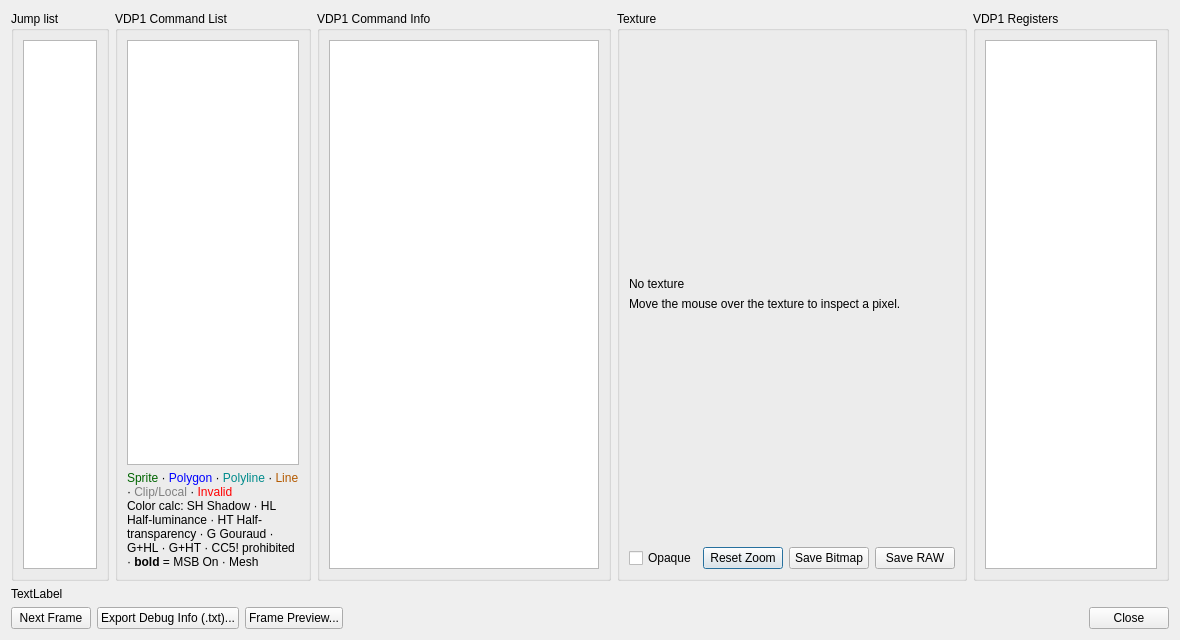
BenjaminSiskoo/Kronos_test, file yabause/src/port/qt/ui/UIDebugVDP1.ui: the form before one commit.
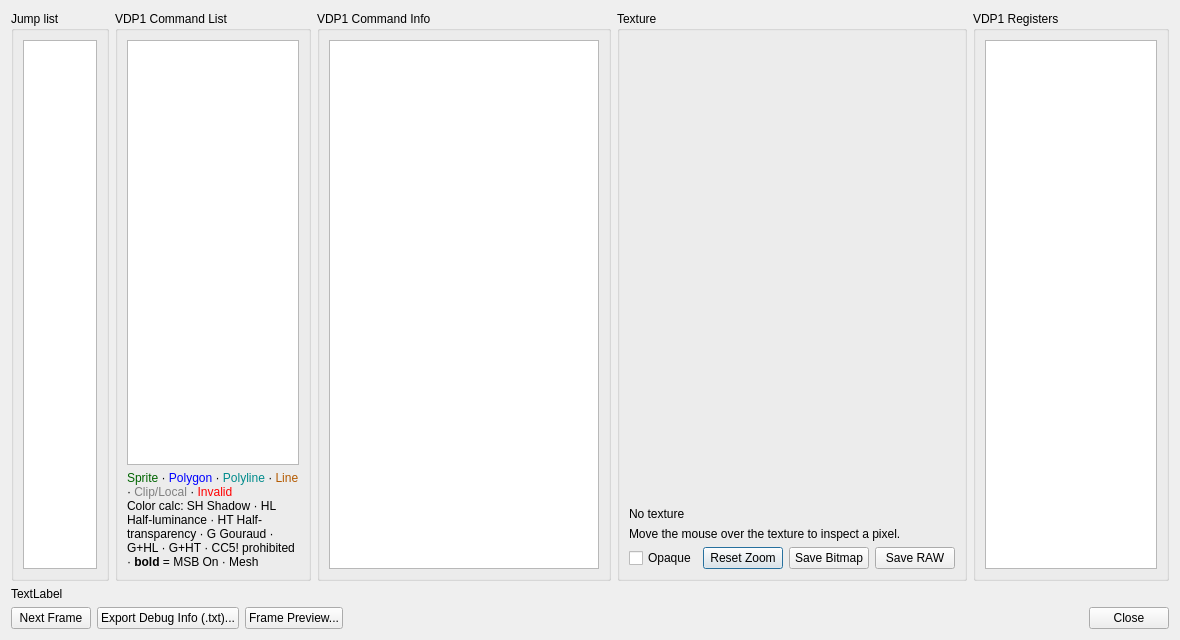
The form after the commit.

Commit message: qt/vdp1 debug: feuille de style de gvTexture restreinte à QGraphicsView (info-bulle noire sous Windows 7)

```diff
--- a/yabause/src/port/qt/ui/UIDebugVDP1.ui
+++ b/yabause/src/port/qt/ui/UIDebugVDP1.ui
@@ -97,7 +97,7 @@
          <property name="title">
           <string>Texture</string>
          </property>
-         <layout class="QVBoxLayout" name="verticalLayout_5">
+         <layout class="QVBoxLayout" name="verticalLayout_5" stretch="1,0,0,0">
           <item>
            <widget class="QGraphicsView" name="gvTexture">
             <property name="sizePolicy">
@@ -113,7 +113,7 @@
              <bool>true</bool>
             </property>
             <property name="styleSheet">
-             <string notr="true">background-color: transparent;</string>
+             <string notr="true">QGraphicsView { background-color: transparent; }</string>
             </property>
             <property name="backgroundBrush">
              <brush brushstyle="NoBrush">
@@ -146,19 +146,6 @@
             </property>
            </widget>
           </item>
-          <item>
-           <spacer name="verticalSpacer">
-            <property name="orientation">
-             <enum>Qt::Vertical</enum>
-            </property>
-            <property name="sizeHint" stdset="0">
-             <size>
-              <width>20</width>
-              <height>20</height>
-             </size>
-            </property>
-           </spacer>
-          </item>
           <item>
            <layout class="QHBoxLayout" name="horizontalLayout_2">
             <item>
```
